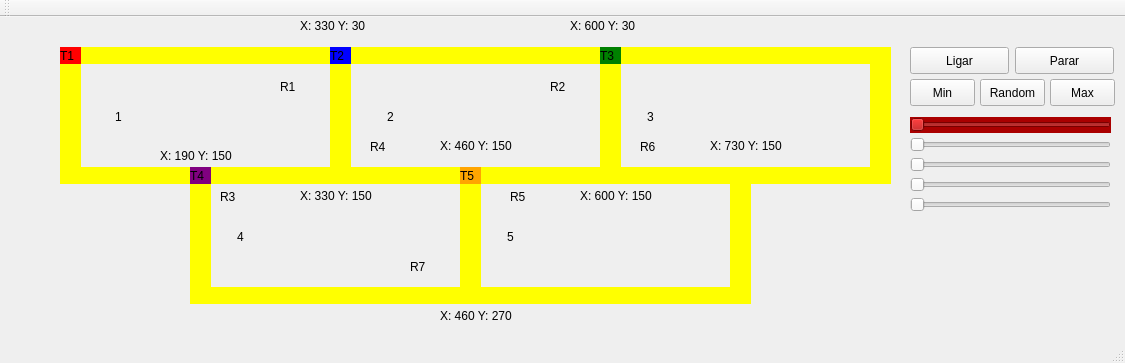
bombermal/Studies_BSc_Railroad_SO, file mainwindow.ui: the form before one commit.
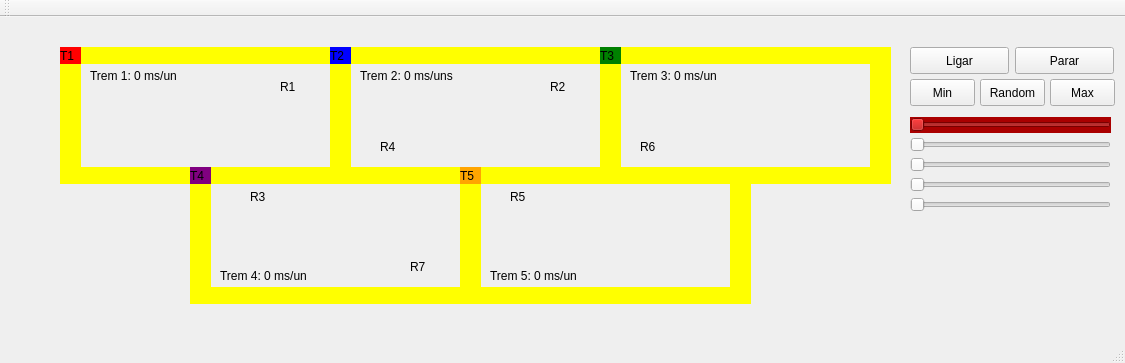
The form after the commit.

Diff of the .ui file:
```diff
--- a/mainwindow.ui
+++ b/mainwindow.ui
@@ -312,71 +312,6 @@
      <string/>
     </property>
    </widget>
-   <widget class="QLabel" name="label">
-    <property name="geometry">
-     <rect>
-      <x>115</x>
-      <y>90</y>
-      <width>181</width>
-      <height>20</height>
-     </rect>
-    </property>
-    <property name="text">
-     <string>1</string>
-    </property>
-   </widget>
-   <widget class="QLabel" name="label_2">
-    <property name="geometry">
-     <rect>
-      <x>387</x>
-      <y>90</y>
-      <width>181</width>
-      <height>20</height>
-     </rect>
-    </property>
-    <property name="text">
-     <string>2</string>
-    </property>
-   </widget>
-   <widget class="QLabel" name="label_3">
-    <property name="geometry">
-     <rect>
-      <x>647</x>
-      <y>90</y>
-      <width>191</width>
-      <height>20</height>
-     </rect>
-    </property>
-    <property name="text">
-     <string>3</string>
-    </property>
-   </widget>
-   <widget class="QLabel" name="label_4">
-    <property name="geometry">
-     <rect>
-      <x>237</x>
-      <y>210</y>
-      <width>191</width>
-      <height>20</height>
-     </rect>
-    </property>
-    <property name="text">
-     <string>4</string>
-    </property>
-   </widget>
-   <widget class="QLabel" name="label_5">
-    <property name="geometry">
-     <rect>
-      <x>507</x>
-      <y>210</y>
-      <width>191</width>
-      <height>20</height>
-     </rect>
-    </property>
-    <property name="text">
-     <string>5</string>
-    </property>
-   </widget>
    <widget class="QLabel" name="label_trem3">
     <property name="geometry">
      <rect>
@@ -606,7 +541,7 @@
    <widget class="QLabel" name="label_r3">
     <property name="geometry">
      <rect>
-      <x>220</x>
+      <x>250</x>
       <y>170</y>
       <width>51</width>
       <height>20</height>
@@ -619,7 +554,7 @@
    <widget class="QLabel" name="label_r4">
     <property name="geometry">
      <rect>
-      <x>370</x>
+      <x>380</x>
       <y>120</y>
       <width>50</width>
       <height>20</height>
@@ -671,105 +606,66 @@
    <widget class="QLabel" name="label_6">
     <property name="geometry">
      <rect>
-      <x>300</x>
-      <y>0</y>
-      <width>81</width>
+      <x>90</x>
+      <y>50</y>
+      <width>121</width>
       <height>18</height>
      </rect>
     </property>
     <property name="text">
-     <string>X: 330 Y: 30</string>
+     <string>Trem 1: 0 ms/un</string>
     </property>
    </widget>
    <widget class="QLabel" name="label_7">
     <property name="geometry">
      <rect>
-      <x>570</x>
-      <y>0</y>
-      <width>81</width>
+      <x>360</x>
+      <y>50</y>
+      <width>121</width>
       <height>18</height>
      </rect>
     </property>
     <property name="text">
-     <string>X: 600 Y: 30</string>
+     <string>Trem 2: 0 ms/uns</string>
     </property>
    </widget>
    <widget class="QLabel" name="label_8">
     <property name="geometry">
      <rect>
-      <x>710</x>
-      <y>120</y>
-      <width>81</width>
+      <x>630</x>
+      <y>50</y>
+      <width>121</width>
       <height>18</height>
      </rect>
     </property>
     <property name="text">
-     <string>X: 730 Y: 150</string>
+     <string>Trem 3: 0 ms/un</string>
     </property>
    </widget>
    <widget class="QLabel" name="label_9">
     <property name="geometry">
      <rect>
-      <x>580</x>
-      <y>170</y>
-      <width>81</width>
+      <x>220</x>
+      <y>250</y>
+      <width>121</width>
       <height>18</height>
      </rect>
     </property>
     <property name="text">
-     <string>X: 600 Y: 150</string>
+     <string>Trem 4: 0 ms/un</string>
     </property>
    </widget>
    <widget class="QLabel" name="label_10">
     <property name="geometry">
      <rect>
-      <x>440</x>
-      <y>120</y>
-      <width>81</width>
+      <x>490</x>
+      <y>250</y>
+      <width>121</width>
       <height>18</height>
      </rect>
     </property>
     <property name="text">
-     <string>X: 460 Y: 150</string>
-    </property>
-   </widget>
-   <widget class="QLabel" name="label_11">
-    <property name="geometry">
-     <rect>
-      <x>300</x>
-      <y>170</y>
-      <width>81</width>
-      <height>18</height>
-     </rect>
-    </property>
-    <property name="text">
-     <string>X: 330 Y: 150</string>
-    </property>
-   </widget>
-   <widget class="QLabel" name="label_12">
-    <property name="geometry">
-     <rect>
-      <x>160</x>
-      <y>130</y>
-      <width>81</width>
-      <height>18</height>
-     </rect>
-    </property>
-    <property name="text">
-     <string>X: 190 Y: 150</string>
-    </property>
-   </widget>
-   <widget class="QLabel" name="label_13">
-    <property name="geometry">
-     <rect>
-      <x>440</x>
-      <y>290</y>
-      <width>81</width>
-      <height>18</height>
-     </rect>
-    </property>
-    <property name="text">
-     <string>X: 460 Y: 270</string>
+     <string>Trem 5: 0 ms/un</string>
     </property>
    </widget>
    <zorder>label_trilho2_4</zorder>
```
Left out of the diff: 28 changed lines with no effect on the pictures.
